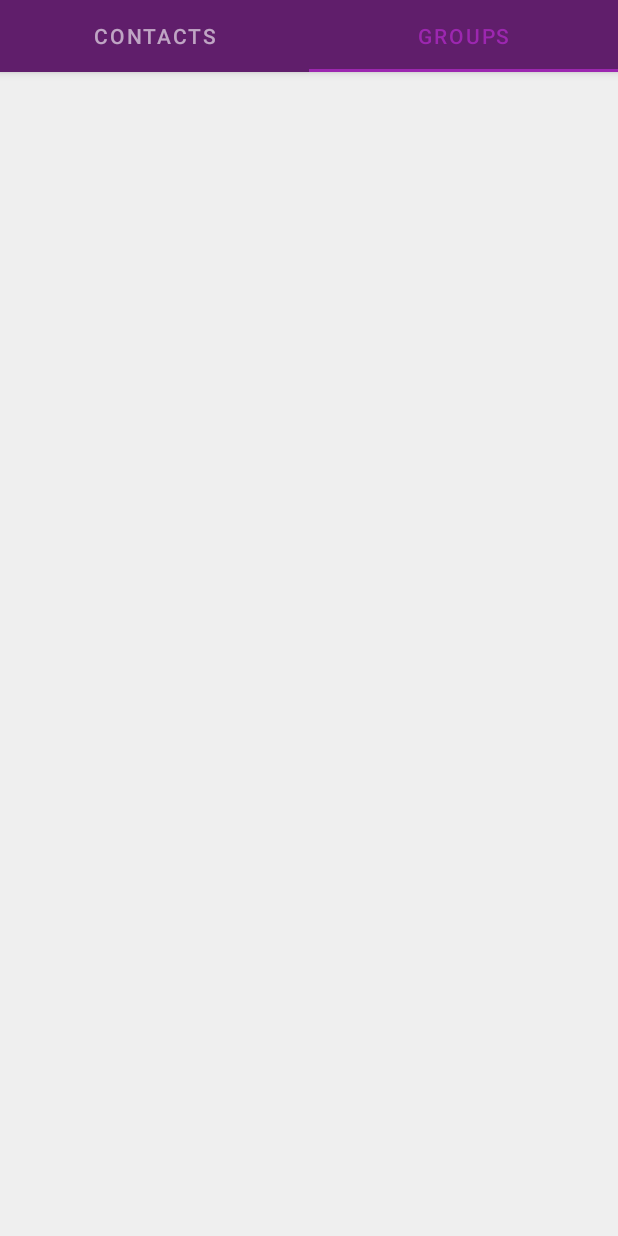
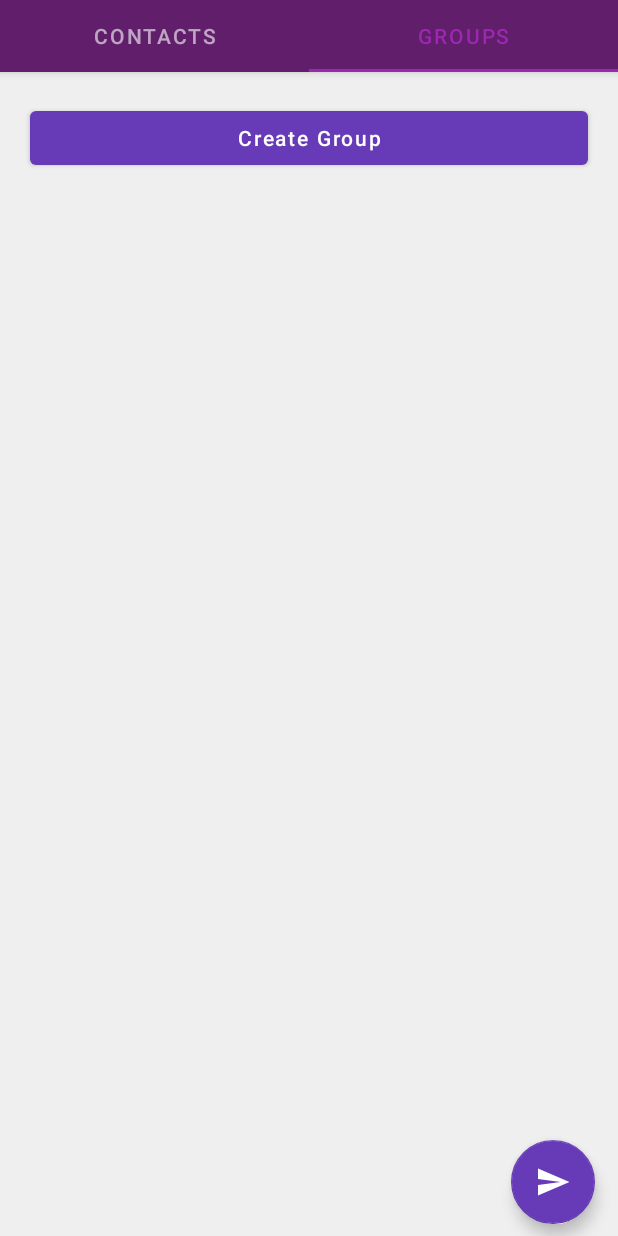
Before and after one commit to syedhassanabbas12/GopienSMS-master, an Android app: the OneFragment screen opened directly, with no data from a screen before it, tab 2 chosen, on a phone screen of 412 x 824 dp. Run offline under Robolectric (Android 15) with nearby library versions, the phone set to English and light mode, and no system bars; our stand-ins replace Timber; libraries missing offline, so code that uses them is left out: java.security.acl; 1 statement that could not run was skipped.

Commit message:
Group ListView is left, all remainings are done.

```diff
--- a/app/src/main/AndroidManifest.xml
+++ b/app/src/main/AndroidManifest.xml
@@ -39,6 +39,7 @@
                   android:windowSoftInputMode="stateHidden"/>
 
         <activity android:name=".activities.contactss.BaseContactActivity"/>
+        <activity android:name=".activities.contactss.CreateGroupActivity"/>
 
     </application>
 
--- a/app/src/main/java/spartons/com/prosmssenderapp/activities/contactss/ui/OneFragment.kt
+++ b/app/src/main/java/spartons/com/prosmssenderapp/activities/contactss/ui/OneFragment.kt
@@ -66,7 +66,7 @@ class OneFragment : BaseFragment() {
                 }
 //                Toast.makeText(activity, "Checking V $v", Toast.LENGTH_SHORT).show()
 //                i.putStringArrayListExtra("javidan", v)
-                i.flags = Intent.FLAG_ACTIVITY_NEW_TASK;
+//                i.flags = Intent.FLAG_ACTIVITY_NEW_TASK;
                 i.putExtra("contacts", v)
                 startActivity(i)
                 activity?.finish()
--- a/app/src/main/java/spartons/com/prosmssenderapp/activities/contactss/ui/TwoFragment.kt
+++ b/app/src/main/java/spartons/com/prosmssenderapp/activities/contactss/ui/TwoFragment.kt
@@ -1,7 +1,90 @@
 package spartons.com.prosmssenderapp.activities.contactss.ui
 
-import androidx.fragment.app.Fragment
+import android.app.Activity
+import android.content.Context
+import android.content.Intent
+import android.content.SharedPreferences
+import android.os.Bundle
+import android.provider.ContactsContract
+import android.view.View
+import android.view.ViewGroup
+import android.widget.*
+import androidx.appcompat.app.AppCompatActivity
+import com.google.android.material.button.MaterialButton
+import com.google.android.material.snackbar.Snackbar
+import com.google.gson.Gson
+import kotlinx.android.synthetic.main.fragment_contacts.*
+import kotlinx.android.synthetic.main.fragment_contacts_group.*
+import spartons.com.prosmssenderapp.R
+import spartons.com.prosmssenderapp.activities.contactss.CreateGroupActivity
+import spartons.com.prosmssenderapp.activities.sendBulkSms.ui.SendBulkSmsActivity
+import spartons.com.prosmssenderapp.fragments.BaseFragment
+import java.security.acl.Group
+import java.util.*
+import kotlin.collections.ArrayList
 
-class TwoFragment : Fragment() {
+class TwoFragment : BaseFragment() {
 
+    private lateinit var createGroupButton: MaterialButton
+    private lateinit var SelectedGroup: ArrayList<ContactHolder>
+    lateinit var sharedPreferences: SharedPreferences
+//    private lateinit var oneNewGroup: GroupModel
+    override fun onAttach(activity: Activity) {
+        super.onAttach(activity)
+    }
+
+//    companion object {
+//        fun getInstance() = TwoFragment()
+//    }
+    override fun onResume() {
+        super.onResume()
+
+        sharedPreferences = activity!!.getSharedPreferences("group contacts", AppCompatActivity.MODE_PRIVATE)
+        val gson = Gson()
+        @Suppress("NULLABILITY_MISMATCH_BASED_ON_JAVA_ANNOTATIONS") val json: String = sharedPreferences.getString("groupOne", "")
+        var groupModel: GroupModel = gson.fromJson(json, GroupModel::class.java)
+        Toast.makeText(context,"PAYA: "+groupModel.getName(), Toast.LENGTH_SHORT).show()
+        Toast.makeText(context,"Han Ho gaii RESUME", Toast.LENGTH_SHORT).show()
+    }
+
+    override fun getLayoutResId() = R.layout.fragment_contacts_group
+
+    override fun inOnCreateView(mRootView: View, container: ViewGroup?, savedInstanceState: Bundle?) {
+//        sharedPreferences = activity!!.getSharedPreferences("group contacts", AppCompatActivity.MODE_PRIVATE)
+//        val gson: Gson = Gson()
+//        val json: String = sharedPreferences.getString("groupOne", "")
+//        var groupModel: GroupModel = gson.fromJson(json, GroupModel::class.java)
+//        Toast.makeText(context,"PAYA: "+groupModel.getName(), Toast.LENGTH_SHORT).show()
+
+//        if (!json.isNullOrEmpty()){
+//            var groupModel: GroupModel = gson.fromJson(json, GroupModel::class.java)
+//            if(!groupModel.getList().isNullOrEmpty()){
+//                Toast.makeText(context,"PAYA: "+groupModel.getName(), Toast.LENGTH_SHORT).show()
+//            }
+//        }
+
+        createGroupButton = mRootView.findViewById(R.id.create_group_btn1)
+        var cc: Context? = context
+        val fab: View = mRootView.findViewById(R.id.groupFloatingActionButton)
+        SelectedGroup = ArrayList()
+
+        fab.setOnClickListener { view ->
+            if(SelectedGroup.isEmpty()) {
+                Snackbar.make(view, "Must select Group", Snackbar.LENGTH_LONG)
+                    .setAction("Action", null)
+                    .show()
+            } else {
+//                val i = Intent(context, SendBulkSmsActivity::class.java)
+//                val v:ArrayList<String> = ArrayList(SelectedGroup.size)
+//                i.putExtra("group", v)
+//                startActivity(i)
+//                activity?.finish()
+            }
+        }
+
+        createGroupButton.setOnClickListener {
+            val i = Intent(context, CreateGroupActivity::class.java)
+            startActivity(i)
+        }
+    }
 }
--- a/app/src/main/java/spartons/com/prosmssenderapp/activities/sendBulkSms/ui/SendBulkSmsActivity.kt
+++ b/app/src/main/java/spartons/com/prosmssenderapp/activities/sendBulkSms/ui/SendBulkSmsActivity.kt
@@ -195,6 +195,7 @@ class SendBulkSmsActivity : BaseActivity(), OneFragment.OnDataPass {
     private fun gotoContactsActivity() {
         val intent = Intent(this, BaseContactActivity::class.java)
         startActivity(intent)
+        finish()
     }
 
 
--- /dev/null
+++ b/app/src/main/res/layout/fragment_contacts_group.xml
@@ -0,0 +1,53 @@
+<RelativeLayout xmlns:android="http://schemas.android.com/apk/res/android"
+                xmlns:tools="http://schemas.android.com/tools"
+                android:layout_width="match_parent"
+                android:layout_height="match_parent"
+                xmlns:app="http://schemas.android.com/apk/res-auto" android:orientation="vertical">
+
+
+
+    <LinearLayout android:layout_width="match_parent" android:layout_height="wrap_content" android:id="@+id/buttons2">
+        <com.google.android.material.button.MaterialButton
+                android:layout_width="match_parent"
+                android:layout_marginTop="20dp"
+                android:layout_marginStart="20dp"
+                android:layout_marginEnd="20dp"
+                app:backgroundTint="@color/colorLightBlue"
+                android:text="@string/create_group"
+                android:id="@+id/create_group_btn1"
+                android:textColor="@color/colorWhite"
+                android:textAllCaps="false"
+                android:layout_height="wrap_content"/>
+
+    </LinearLayout>
+
+
+
+    <ListView
+            android:layout_width="match_parent"
+            android:layout_height="match_parent"
+            android:layout_marginLeft="15dp"
+            android:id="@+id/group_list_view"
+            android:layout_below="@+id/buttons2"
+            android:layout_alignParentBottom="true"
+            android:layout_alignParentLeft="true"
+            android:layout_alignParentStart="true"
+            android:layout_marginStart="15dp">
+    </ListView>
+
+    <com.google.android.material.floatingactionbutton.FloatingActionButton
+            android:layout_alignParentBottom="true"
+            android:layout_alignParentRight="true"
+            android:layout_width="wrap_content"
+            android:layout_gravity="bottom|end"
+            android:layout_marginBottom="@dimen/floating_action_button_margin_bottom"
+            app:backgroundTint="@color/colorLightBlue"
+            android:layout_marginEnd="15dp"
+            tools:style="@style/UnelevatedButton"
+            app:srcCompat="@drawable/white_send_vector_icon"
+            android:layout_height="wrap_content"
+            app:tint="@color/colorWhite"
+            android:id="@+id/groupFloatingActionButton"
+            android:layout_marginRight="15dp" android:layout_alignParentEnd="true"/>
+
+</RelativeLayout>
--- a/app/src/main/res/values/strings.xml
+++ b/app/src/main/res/values/strings.xml
@@ -68,7 +68,7 @@
         -Get paid to watch video Ads, etc.\n\n
 
         <strong>Contact us for Support</strong>\n
-        Email: support@gopien.com\n
+        Email: gopien.com@gmail.com\n
         Website: www.gopien.com\n
         <!--Contact Me\n\n <strong>email: </strong>ahsansaeed067@gmail.com\n <strong>Website: </strong>ahsensaeed.com/contact-me-->
     </string>
@@ -83,4 +83,7 @@
     <string name="choose_contacts_text">Choose Contacts</string>
     <string name="tab_text_1">Contacts</string>
     <string name="tab_text_2">Groups</string>
+    <string name="group_name">Group Name</string>
+    <string name="create_group">Create Group</string>
+
 </resources>
```
Also changed, not shown: app/src/main/java/spartons/com/prosmssenderapp/activities/contactss/CreateGroupActivity.kt (added, +213 -0 lines), app/src/main/java/spartons/com/prosmssenderapp/activities/contactss/ui/GroupModel.kt (added, +24 -0 lines), app/src/main/res/layout/activity_contacts_group.xml (added, +151 -0 lines), app/src/main/res/layout/activity_send_bulk_sms.xml (+2 -12 lines), app/src/main/res/layout/fragment_contacts.xml (+27 -27 lines).
